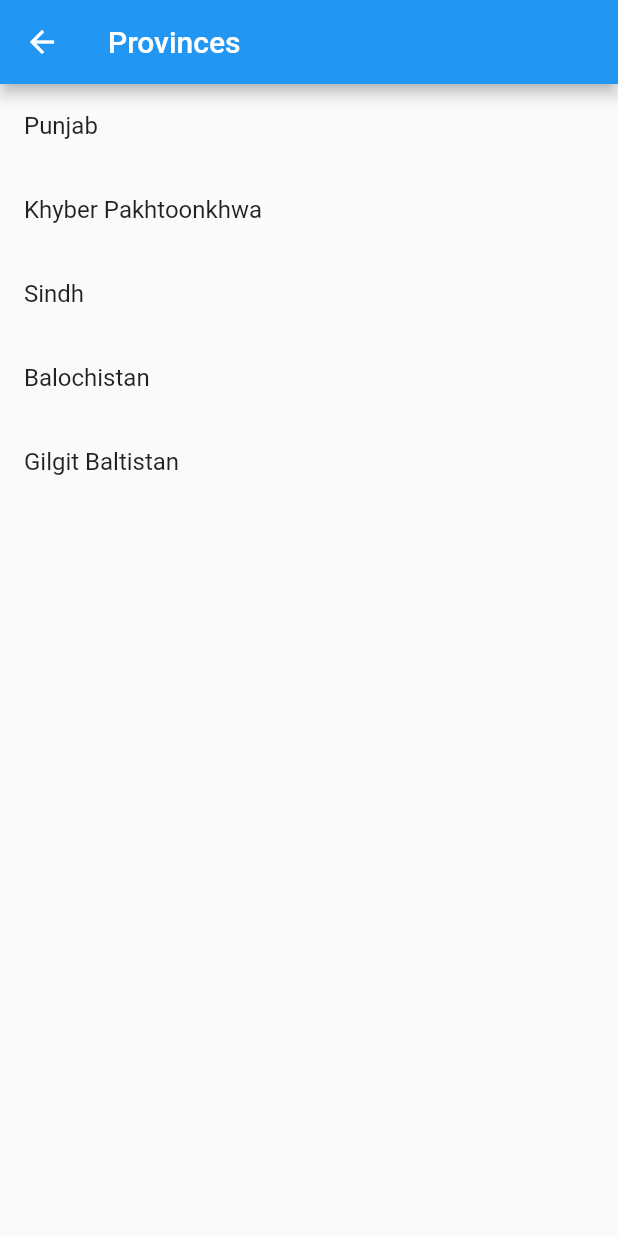
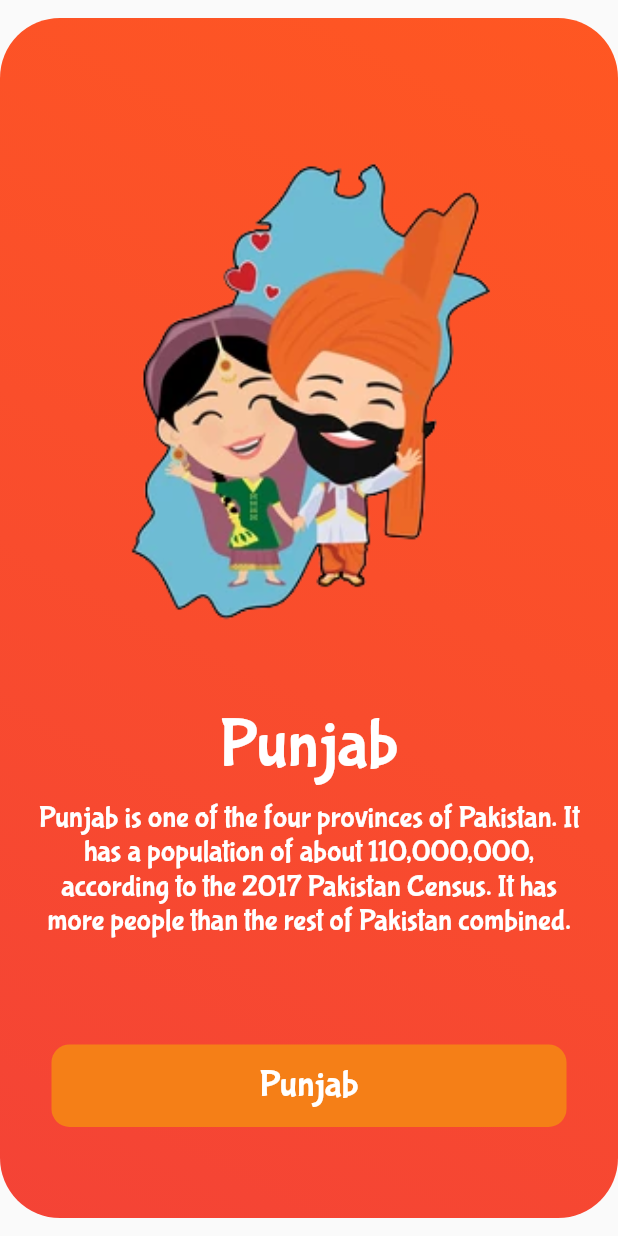
Before and after one commit to Muzammil-crypto/KidsQueApp, a Flutter app: the ProvincesListScreen screen opened directly, on a phone screen of 412 x 824 dp. Run offline on Flutter 3.47's test engine with Material 2 defaults, Android fonts, the phone set to English and light mode, and no system bars; our stand-ins replace carousel_slider, dio, google_maps_flutter, shared_preferences, snippet_coder_utils, syncfusion_flutter_charts and 1 more; missing offline and left inert: timeline_list; accounts and stored records are empty.

Commit message:
Provinces UI one

```diff
--- a/lib/Screens/ProvincesScreen.dart
+++ b/lib/Screens/ProvincesScreen.dart
@@ -1,6 +1,7 @@
 import 'package:dio/dio.dart';
 import 'package:flutter/material.dart';
 import 'package:sign_in_interface/Models/provinceModel.dart';
+import 'package:sign_in_interface/Screens/heroesDetail.dart';
 
 import 'ProvinceMapScreen.dart';
 
@@ -23,92 +24,191 @@ class _ProvincesListScreenState extends State<ProvincesListScreen> {
   Widget build(BuildContext context) {
     return SafeArea(
       child: Scaffold(
-        appBar: AppBar(
-          title: Text("Provinces"),
-        ),
         body: Container(
-          child: Column(
+          child: ListView(
+              shrinkWrap: true,
+              scrollDirection: Axis.horizontal,
               children: [
-              GestureDetector(
-                onTap: () {
-                  print("Hello");
-                  Navigator.push(
-                      context,
-                      MaterialPageRoute(
-                          builder: (context) => ProvinceMapScreen(
-                                lat: 31.1704,
-                                long: 72.7097,
-                                id: 1,
-                              )));
-                },
-                child: ListTile(
-                  title: Text("Punjab"),
-                ),
-              ),
-              GestureDetector(
-                onTap: () {
-                  print("Hello");
-                  Navigator.push(
-                      context,
-                      MaterialPageRoute(
-                          builder: (context) => ProvinceMapScreen(
-                                lat: 31.1704,
-                                long: 72.7097,
-                                id: 3,
-                              )));
-                },
-                child: ListTile(
-                  title: Text("Khyber Pakhtoonkhwa"),
-                ),
-              ),
-              GestureDetector(
-                onTap: () {
-                  print("Hello");
-                  Navigator.push(
-                      context,
-                      MaterialPageRoute(
-                          builder: (context) => ProvinceMapScreen(
-                                lat: 31.1704,
-                                long: 72.7097,
-                                id: 2,
-                              )));
-                },
-                child: ListTile(
-                  title: Text("Sindh"),
-                ),
-              ),
-              GestureDetector(
-                onTap: () {
-                  print("Hello");
-                  Navigator.push(
-                      context,
-                      MaterialPageRoute(
-                          builder: (context) => ProvinceMapScreen(
-                                lat: 31.1704,
-                                long: 72.7097,
-                                id: 4,
-                              )));
-                },
-                child: ListTile(
-                  title: Text("Balochistan"),
-                ),
-              ),
-              GestureDetector(
-                onTap: () {
-                  Navigator.push(
-                      context,
-                      MaterialPageRoute(
-                          builder: (context) => ProvinceMapScreen(
+                ProvinceDetails(
+                    "assets/punj1.png",
+                    "Punjab",
+                    Colors.red,
+                    Colors.deepOrange,
+                    "Punjab is one of the four provinces of Pakistan. It has a population of about 110,000,000, according to the 2017 Pakistan Census. It has more people than the rest of Pakistan combined.",
+                    ProvinceMapScreen(
                       lat: 31.1704,
                       long: 72.7097,
                       id: 5,
-                              )));
-                },
-                child: ListTile(
-                  title: Text("Gilgit Baltistan"),
+                    )),
+                ProvinceDetails(
+                    "assets/sindh.png",
+                    "Sindh",
+                    Colors.deepPurple,
+                    Colors.cyan,
+                    "Sindh is one of the four provinces of Pakistan. Located in the southeastern region of the country, Sindh is the third-largest province of Pakistan by total area and the second-largest province by population after Punjab.",
+                    ProvinceMapScreen(
+                      lat: 31.1704,
+                      long: 72.7097,
+                      id: 5,
+                    )),
+                ProvinceDetails(
+                    "assets/p4.png",
+                    "khyber pakhtunkhwa",
+                    // Colors.teal,
+                    // Colors.cyan,
+                    Color.fromARGB(255, 0, 78, 3),
+                    Colors.teal,
+                    "Khyber Pakhtunkhwa, often abbreviated as KPK or KP, is a province of Pakistan. It is located in the northwestern region of the country, along the Afghanistan–Pakistan border and close to Tajikistan border.",
+                    ProvinceMapScreen(
+                      lat: 31.1704,
+                      long: 72.7097,
+                      id: 5,
+                    )),
+                ProvinceDetails(
+                    "assets/baloch.png",
+                    "Balochistan",
+                    Colors.pinkAccent,
+                    Colors.deepOrangeAccent,
+                    "Balochistan is one of the four provinces of Pakistan. It is the largest province in terms of land area, forming the southwestern region of the country, but is the least populated. Its provincial capital and largest city is Quetta.",
+                    ProvinceMapScreen(
+                      lat: 31.1704,
+                      long: 72.7097,
+                      id: 5,
+                    )),
+                ProvinceDetails(
+                    "assets/p5.png",
+                    "Gilgit Baltistan",
+                    Colors.teal,
+                    Colors.cyan,
+                    // Colors.green,
+                    // Colors.tealAccent,
+                    "Gilgit-Baltistan, formerly known as the Northern Areas, is a region administered by Pakistan as an autonomous territory, and constituting the northern portion of the larger Kashmir region which has been the subject of a dispute between India and Pakistan since 1947, and between India and China from somewhat later.",
+                    ProvinceMapScreen(
+                      lat: 31.1704,
+                      long: 72.7097,
+                      id: 5,
+                    )),
+              ]),
+          decoration: BoxDecoration(borderRadius: BorderRadius.circular(40)),
+          height: MediaQuery.of(context).size.height,
+          width: MediaQuery.of(context).size.width,
         ),
       ),
+    );
+  }
+}
+
+class ProvinceDetails extends StatelessWidget {
+  late String imgName;
+  late String heading;
+  late Color color1;
+  late Color color2;
+
+  late String description;
+  final Widget pageToShow;
+  ProvinceDetails(
+    String imgName,
+    String heading,
+    Color color1,
+    Color color2,
+    this.description,
+    this.pageToShow,
+  ) {
+    this.imgName = imgName;
+    this.heading = heading;
+    this.color1 = color1;
+    this.color2 = color2;
+  }
+  @override
+  Widget build(BuildContext context) {
+    return Container(
+      height: MediaQuery.of(context).size.height,
+      width: MediaQuery.of(context).size.width,
+      child: Center(
+        child: GestureDetector(
+          onTap: () => {
+            Navigator.push(
+                context, MaterialPageRoute(builder: (context) => pageToShow)),
+          },
+          child: Container(
+            height: 800,
+            width: 420,
+            decoration: BoxDecoration(
+              borderRadius: BorderRadius.circular(40),
+              //borderRadius: BorderRadius.circular(20),
+              gradient: LinearGradient(
+                  colors: [color1, color2],
+                  begin: Alignment.bottomLeft,
+                  end: Alignment.topRight),
+            ),
+            child: ListView(
+              children: [
+                Container(
+                  margin: EdgeInsets.only(
+                    top: 80,
+                  ),
+                  //margin: EdgeInsets.all(20),
+                  width: MediaQuery.of(context).size.width,
+                  height: MediaQuery.of(context).size.height / 2.5,
+                  child: Image.asset(
+                    imgName,
+                    fit: BoxFit.contain,
+                  ),
+                ),
+                Column(children: [
+                  Container(
+                    child: Container(
+                      child: Container(
+                        margin: EdgeInsets.only(
+                            top: 50, left: 20, right: 20, bottom: 15),
+                        child: SingleChildScrollView(
+                          child: Column(
+                            children: [
+                              Text(
+                                heading,
+                                style: TextStyle(
+                                    fontFamily: "BubblegumSans",
+                                    fontSize: 45,
+                                    color: Colors.white),
+                              ),
+                              SizedBox(
+                                height: 10,
+                              ),
+                              Text(
+                                description,
+                                style: TextStyle(
+                                    fontFamily: "BubblegumSans",
+                                    fontSize: 20,
+                                    color: Colors.white),
+                                textAlign: TextAlign.center,
+                              ),
                             ],
+                          ),
+                        ),
+                      ),
+                      height: MediaQuery.of(context).size.height / 3,
+                      width: MediaQuery.of(context).size.width,
+                      decoration: BoxDecoration(
+                          borderRadius: BorderRadius.all(Radius.circular(20))),
+                    ),
+                  ),
+                  Container(
+                    decoration: BoxDecoration(
+                        color: Colors.yellow.shade900,
+                        borderRadius: BorderRadius.circular(12)),
+                    height: 55,
+                    width: MediaQuery.of(context).size.width / 1.2,
+                    child: Center(
+                      child: Text(heading,
+                          style: TextStyle(
+                              fontSize: 25,
+                              fontFamily: "BubblegumSans",
+                              color: Colors.white)),
+                    ),
+                  ),
+                ]),
+              ],
+            ),
           ),
         ),
       ),
--- a/lib/main.dart
+++ b/lib/main.dart
@@ -39,8 +39,8 @@ class MyApp extends StatelessWidget {
       debugShowCheckedModeBanner: false,
       initialRoute: "/",
       onGenerateRoute: RouteGenerator.generateRoute,
-      home: SplashScreen(),
-      // home: hhh(),
+      // home: SplashScreen(),
+      home: ProvincesListScreen(),
     );
   }
 }
```
Also changed, not shown: lib/Screens/ProvinceMapScreen.dart (+32 -4 lines), assets/baloch.png (added), assets/p11.png (added), assets/p4.png (added), assets/p5.png (added), assets/punj1.png (added), assets/sindh.png (added). Lines whose indentation alone changed are shown as unchanged.
